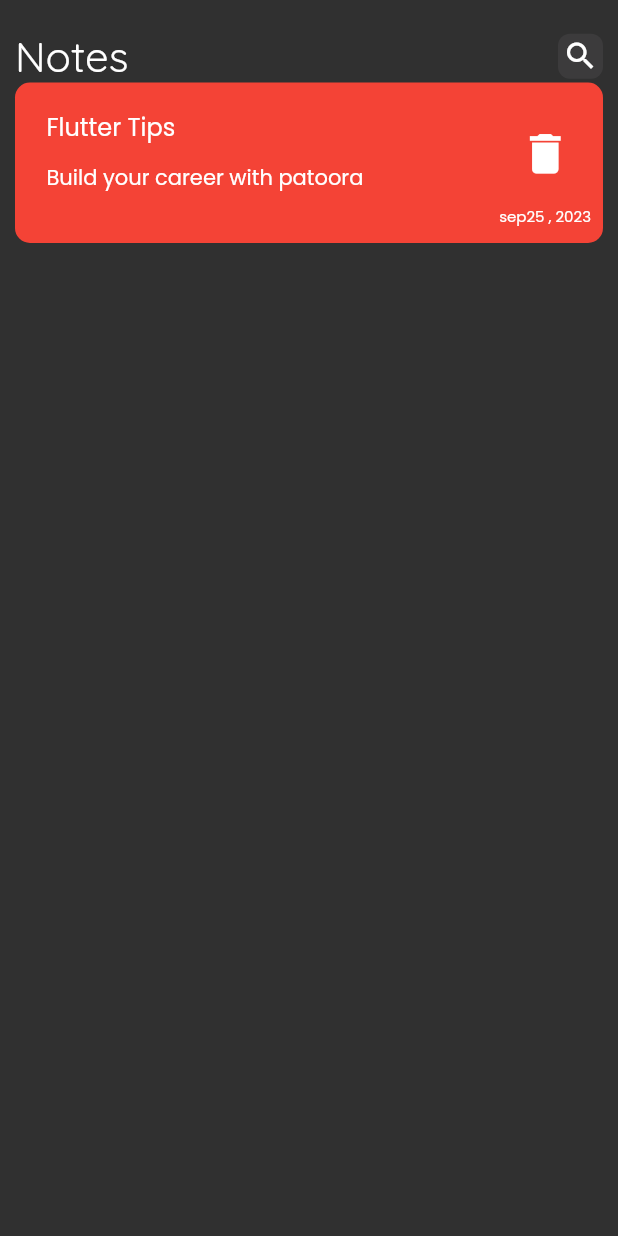
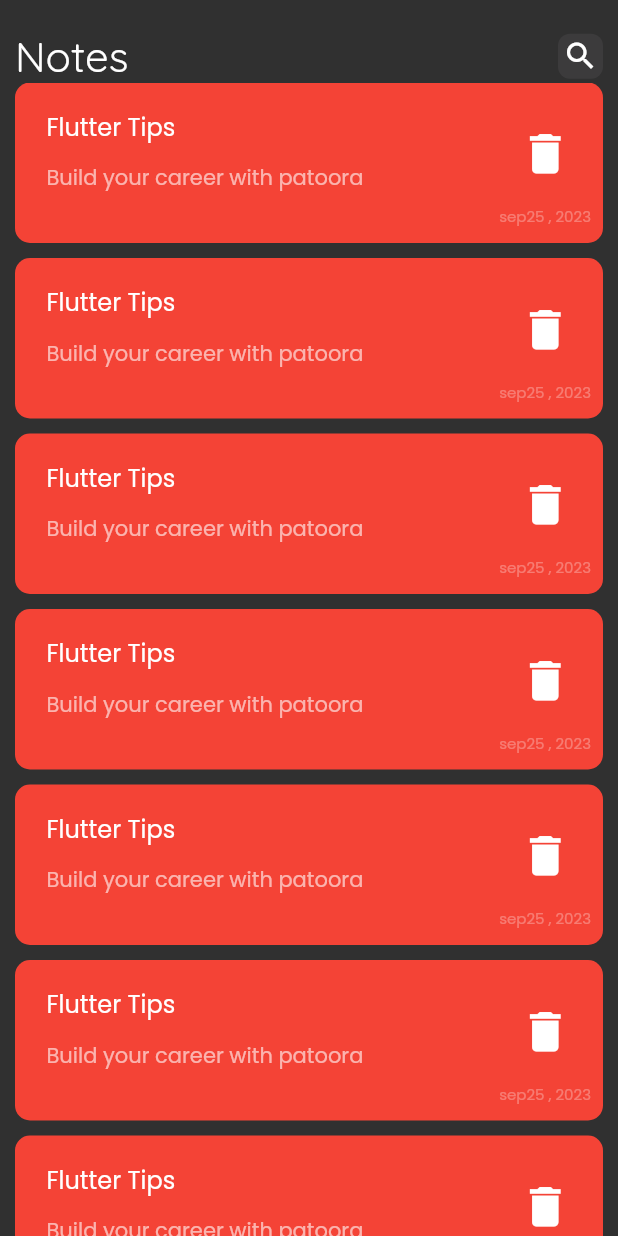
Before and after one commit to peterelia22/notes_app, a Flutter app: the screen it shows after launch, on a phone screen of 412 x 824 dp. Run offline on Flutter 3.47's test engine with Material 2 defaults, Android fonts, the phone set to English and light mode, and no system bars.

Commit message:
NotesListView

```diff
--- a/lib/constants.dart
+++ /dev/null
@@ -1,7 +0,0 @@
-import 'package:flutter/material.dart';
-
-const String font = 'Poppins';
-const TextStyle style = TextStyle(
-  color: Colors.white,
-  fontFamily: font,
-);
--- /dev/null
+++ b/lib/widgets/Notes_ListView.dart
@@ -0,0 +1,16 @@
+import 'package:flutter/material.dart';
+import 'package:notesapp/widgets/item_note.dart';
+
+class NotesListView extends StatelessWidget {
+  const NotesListView({super.key});
+
+  @override
+  Widget build(BuildContext context) {
+    return ListView.builder(itemBuilder: (context, index) {
+      return Padding(
+        padding: const EdgeInsets.only(bottom: 10),
+        child: ItemNote(),
+      );
+    });
+  }
+}
--- a/lib/widgets/item_note.dart
+++ b/lib/widgets/item_note.dart
@@ -1,5 +1,4 @@
 import 'package:flutter/material.dart';
-import 'package:notesapp/constants.dart';
 
 class ItemNote extends StatelessWidget {
   const ItemNote({super.key});
@@ -7,23 +6,29 @@ class ItemNote extends StatelessWidget {
   @override
   Widget build(BuildContext context) {
     return Container(
-      padding: EdgeInsets.only(top: 10, bottom: 10, left: 5),
+      padding: const EdgeInsets.only(top: 10, bottom: 10, left: 5),
       decoration: BoxDecoration(
           color: Colors.red, borderRadius: BorderRadius.circular(10)),
       child: Column(
         crossAxisAlignment: CrossAxisAlignment.end,
         children: [
           ListTile(
-            title: Padding(
-              padding: const EdgeInsets.only(bottom: 12),
-              child: const Text(
+            title: const Padding(
+              padding: EdgeInsets.only(bottom: 12),
+              child: Text(
                 'Flutter Tips',
-                style: style,
+                style: TextStyle(
+                  color: Colors.white,
+                  fontFamily: 'Poppins',
+                ),
               ),
             ),
-            subtitle: const Text(
+            subtitle: Text(
               'Build your career with patoora',
-              style: style,
+              style: TextStyle(
+                color: Colors.white.withOpacity(.6),
+                fontFamily: 'Poppins',
+              ),
             ),
             trailing: IconButton(
                 onPressed: () {},
@@ -34,10 +39,13 @@ class ItemNote extends StatelessWidget {
                 )),
           ),
           Padding(
-            padding: const EdgeInsets.only(right: 8),
-            child: const Text(
+            padding: EdgeInsets.only(right: 8),
+            child: Text(
               'sep25 , 2023',
-              style: TextStyle(fontFamily: 'Poppins', fontSize: 10),
+              style: TextStyle(
+                  fontFamily: 'Poppins',
+                  fontSize: 10,
+                  color: Colors.white.withOpacity(0.3)),
             ),
           )
         ],
--- a/lib/widgets/notes_body.dart
+++ b/lib/widgets/notes_body.dart
@@ -1,4 +1,5 @@
 import 'package:flutter/material.dart';
+import 'package:notesapp/widgets/Notes_ListView.dart';
 import 'package:notesapp/widgets/custom_appbar.dart';
 import 'package:notesapp/widgets/item_note.dart';
 
@@ -15,7 +16,7 @@ class NotesBody extends StatelessWidget {
             height: 20,
           ),
           CustomAppBar(),
-          ItemNote()
+          Expanded(child: NotesListView())
         ],
       ),
     );
```
